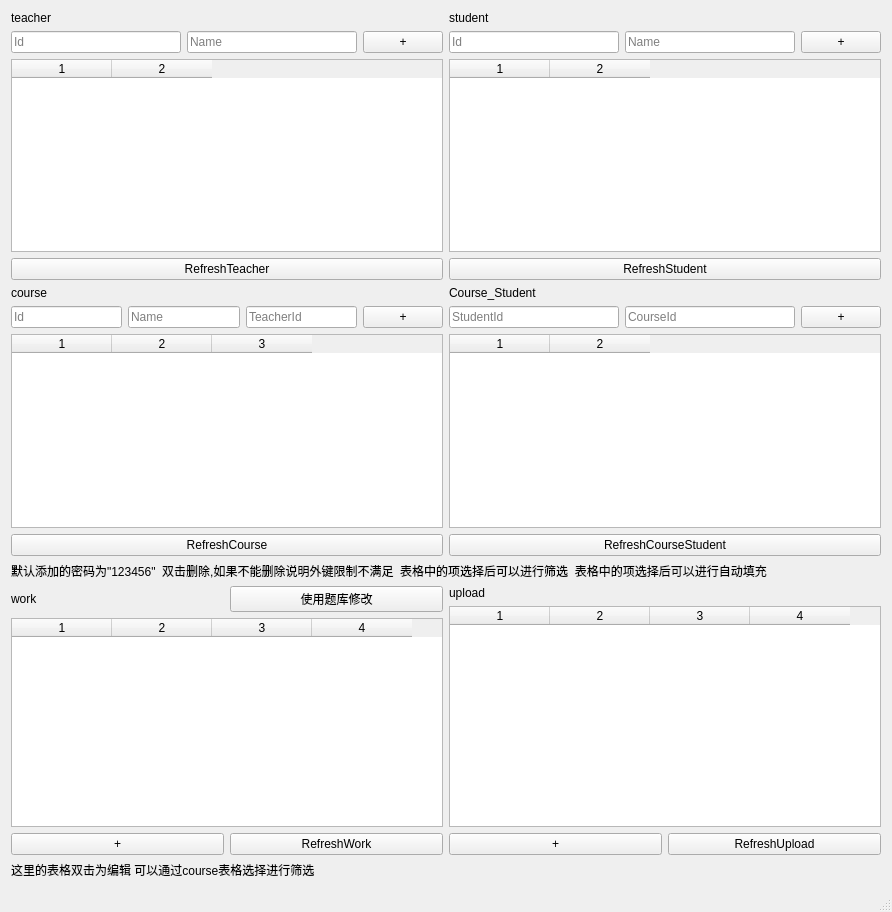
The window that adminui.ui (BeanLiu1994/Su6missi0nSys) describes before a commit, drawn with Qt 5.
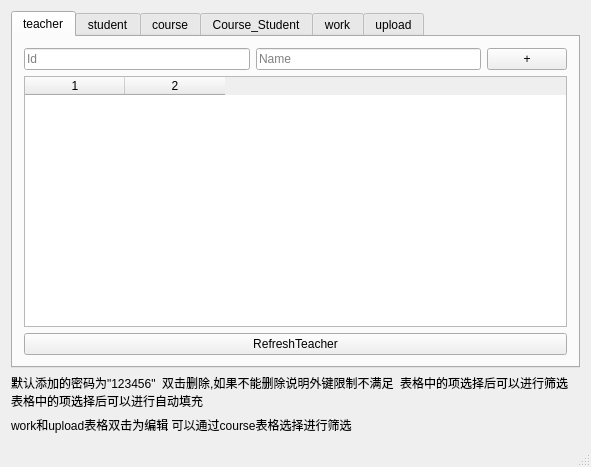
The same window after the commit. The open tabs and pages were chosen to show the change.

Patch:
```diff
--- a/adminui.ui
+++ b/adminui.ui
@@ -6,26 +6,27 @@
    <rect>
     <x>0</x>
     <y>0</y>
-    <width>892</width>
-    <height>912</height>
+    <width>591</width>
+    <height>467</height>
    </rect>
   </property>
   <property name="windowTitle">
    <string>管理员界面</string>
   </property>
   <widget class="QWidget" name="centralWidget">
-   <layout class="QVBoxLayout" name="verticalLayout_7">
+   <layout class="QVBoxLayout" name="verticalLayout_13">
     <item>
-     <layout class="QHBoxLayout" name="horizontalLayout_2">
-      <item>
-       <layout class="QVBoxLayout" name="verticalLayout">
-        <item>
-         <widget class="QLabel" name="label1">
-          <property name="text">
+     <widget class="QTabWidget" name="tabWidget">
+      <property name="currentIndex">
+       <number>1</number>
+      </property>
+      <widget class="QWidget" name="tab">
+       <attribute name="title">
            <string>teacher</string>
-          </property>
-         </widget>
-        </item>
+       </attribute>
+       <layout class="QVBoxLayout" name="verticalLayout_8">
+        <item>
+         <layout class="QVBoxLayout" name="verticalLayout">
         <item>
          <layout class="QHBoxLayout" name="horizontalLayout">
           <item>
@@ -69,15 +70,17 @@
         </item>
        </layout>
       </item>
-      <item>
-       <layout class="QVBoxLayout" name="verticalLayout_2">
-        <item>
-         <widget class="QLabel" name="label2">
-          <property name="text">
+       </layout>
+       <zorder></zorder>
+       <zorder></zorder>
+      </widget>
+      <widget class="QWidget" name="tab_2">
+       <attribute name="title">
            <string>student</string>
-          </property>
-         </widget>
-        </item>
+       </attribute>
+       <layout class="QVBoxLayout" name="verticalLayout_7">
+        <item>
+         <layout class="QVBoxLayout" name="verticalLayout_2">
         <item>
          <layout class="QHBoxLayout" name="horizontalLayout_4">
           <item>
@@ -122,18 +125,14 @@
        </layout>
       </item>
      </layout>
-    </item>
-    <item>
-     <layout class="QHBoxLayout" name="horizontalLayout_6">
-      <item>
-       <layout class="QVBoxLayout" name="verticalLayout_3">
-        <item>
-         <widget class="QLabel" name="label3">
-          <property name="text">
+      </widget>
+      <widget class="QWidget" name="tab_3">
+       <attribute name="title">
            <string>course</string>
-          </property>
-         </widget>
-        </item>
+       </attribute>
+       <layout class="QVBoxLayout" name="verticalLayout_9">
+        <item>
+         <layout class="QVBoxLayout" name="verticalLayout_3">
         <item>
          <layout class="QHBoxLayout" name="horizontalLayout_5">
           <item>
@@ -188,6 +187,13 @@
         </item>
        </layout>
       </item>
+       </layout>
+      </widget>
+      <widget class="QWidget" name="tab_4">
+       <attribute name="title">
+        <string>Course_Student</string>
+       </attribute>
+       <layout class="QVBoxLayout" name="verticalLayout_10">
       <item>
        <layout class="QVBoxLayout" name="verticalLayout_4">
         <item>
@@ -247,16 +253,12 @@
        </layout>
       </item>
      </layout>
-    </item>
-    <item>
-     <widget class="QLabel" name="info1">
-      <property name="text">
-       <string>默认添加的密码为&quot;123456&quot;  双击删除,如果不能删除说明外键限制不满足  表格中的项选择后可以进行筛选  表格中的项选择后可以进行自动填充</string>
-      </property>
-     </widget>
-    </item>
-    <item>
-     <layout class="QHBoxLayout" name="horizontalLayout_10">
+      </widget>
+      <widget class="QWidget" name="tab_5">
+       <attribute name="title">
+        <string>work</string>
+       </attribute>
+       <layout class="QVBoxLayout" name="verticalLayout_11">
       <item>
        <layout class="QVBoxLayout" name="verticalLayout_5">
         <item>
@@ -308,15 +310,15 @@
         </item>
        </layout>
       </item>
-      <item>
-       <layout class="QVBoxLayout" name="verticalLayout_6">
-        <item>
-         <widget class="QLabel" name="label6">
-          <property name="text">
+       </layout>
+      </widget>
+      <widget class="QWidget" name="tab_6">
+       <attribute name="title">
            <string>upload</string>
-          </property>
-         </widget>
-        </item>
+       </attribute>
+       <layout class="QVBoxLayout" name="verticalLayout_12">
+        <item>
+         <layout class="QVBoxLayout" name="verticalLayout_6">
         <item>
          <widget class="QTableWidget" name="upload_table">
           <property name="columnCount">
@@ -349,11 +351,23 @@
        </layout>
       </item>
      </layout>
+      </widget>
+     </widget>
+    </item>
+    <item>
+     <widget class="QLabel" name="info1">
+      <property name="text">
+       <string>默认添加的密码为&quot;123456&quot;  双击删除,如果不能删除说明外键限制不满足  表格中的项选择后可以进行筛选  表格中的项选择后可以进行自动填充</string>
+      </property>
+      <property name="wordWrap">
+       <bool>true</bool>
+      </property>
+     </widget>
     </item>
     <item>
      <widget class="QLabel" name="info2">
       <property name="text">
-       <string>这里的表格双击为编辑 可以通过course表格选择进行筛选</string>
+       <string>work和upload表格双击为编辑 可以通过course表格选择进行筛选</string>
       </property>
      </widget>
     </item>
```
Left out of the diff: 2 changed lines with no effect on the pictures. Lines whose indentation alone changed are shown as unchanged.
